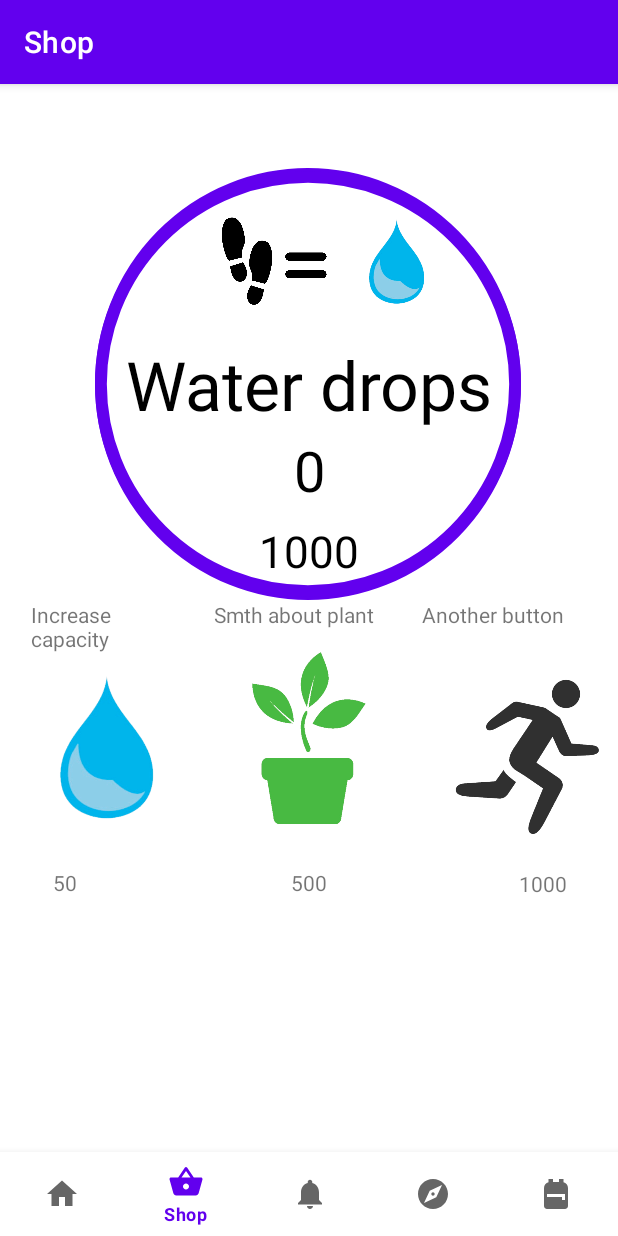
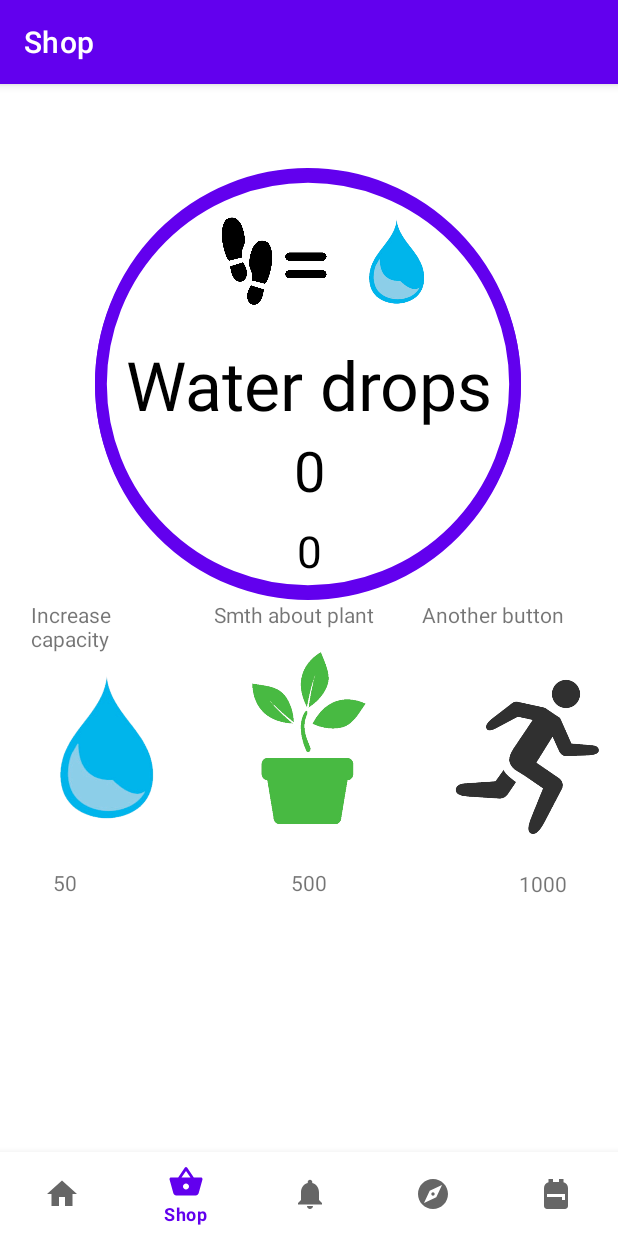
Before and after one commit to BOLCZAK/Run-a-plant, an Android app: the screen it shows after launch (MainActivity), item 2 of the bottom bar chosen, on a phone screen of 412 x 824 dp. Run offline under Robolectric (Android 15) with nearby library versions, the phone set to English and light mode, and no system bars; our stand-ins replace navigation-ui.

Commit message:
small fix

```diff
--- a/app/src/main/java/com/example/fitpot/MainActivity.java
+++ b/app/src/main/java/com/example/fitpot/MainActivity.java
@@ -25,18 +25,18 @@ public class MainActivity extends AppCompatActivity {
     private double MagnitudePrevious = 0;
     private Integer stepCount = 0;
     private int water_tank = 1000;
+    private SharedPreferences mPreferences;
+    //private String sharedPrefFile = "com.example.android.hellosharedprefs";
 
     @Override
     protected void onCreate(Bundle savedInstanceState) {
         super.onCreate(savedInstanceState);
         gyroscope = new Gyroscope(this);
         accelerometer = new Accelerometer(this);
+        mPreferences = getSharedPreferences(getString(R.string.shared_pref_file), MODE_PRIVATE);
         getFromShared();
-        if(water_tank < 1000)
-        {
-            water_tank = 1000;
-            addToShared(getString(R.string.key_water_tank), water_tank);
-        }
+        //water_tank = 1000;
+
         gyroscope.setListener(new Gyroscope.Listener() {
 
             @Override
@@ -50,6 +50,7 @@ public class MainActivity extends AppCompatActivity {
                     getWindow().getDecorView().setBackgroundColor(Color.YELLOW);
                 }
                             */
+
             }
 
 
@@ -61,10 +62,11 @@ public class MainActivity extends AppCompatActivity {
                 double Magnitude = Math.sqrt(tx*tx + ty*ty + tz*tz);
                 double MagnitudeDelta = Magnitude - MagnitudePrevious;
                 MagnitudePrevious = Magnitude;
-                if (MagnitudeDelta > 1){
+                if (MagnitudeDelta > 1 && stepCount < water_tank){
                     stepCount++;
                 }
-                addToShared(getString(R.string.key_step_count), stepCount);
+                addToShared();
+
             }
         });
 
@@ -87,6 +89,8 @@ public class MainActivity extends AppCompatActivity {
     protected void onResume(){
         super.onResume();
         gyroscope.register();
+        accelerometer.register();
+
     }
 
     @Override
@@ -96,18 +100,17 @@ public class MainActivity extends AppCompatActivity {
         accelerometer.unregister();
     }
 
-    void addToShared(String s, int i){
-        SharedPreferences sharedPreferences = this.getPreferences(Context.MODE_PRIVATE);
-        SharedPreferences.Editor editor = sharedPreferences.edit();
+    void addToShared(){
+        SharedPreferences.Editor editor = mPreferences.edit();
         editor.clear();
-        editor.putInt(s, i);
+        editor.putInt(getString(R.string.key_step_count), stepCount);
+        editor.putInt(getString(R.string.key_water_tank), water_tank);
         editor.apply();
     }
 
     void getFromShared(){
-        SharedPreferences sharedPreferences = this.getPreferences(Context.MODE_PRIVATE);
-        stepCount = sharedPreferences.getInt(getString(R.string.key_step_count), 0);
-        water_tank = sharedPreferences.getInt(getString(R.string.key_water_tank), 0);
+        stepCount = mPreferences.getInt(getString(R.string.key_step_count), 0);
+        water_tank = mPreferences.getInt(getString(R.string.key_water_tank), 1000);
     }
 
     public void showToast(String message){
@@ -115,23 +118,28 @@ public class MainActivity extends AppCompatActivity {
                 Toast.LENGTH_SHORT).show();
     }
 
-    public void buyFromShop(String message, int amount){
+    public boolean buyFromShop(String message, int amount){
         getFromShared();
         if(stepCount > amount){
             stepCount -= amount;
-            addToShared(getString(R.string.key_step_count), stepCount);
+            addToShared();
             showToast(message);
+            return true;
         }
         else
         {
             showToast(getString(R.string.no_money));
+            return false;
         }
     }
 
     public void buyWaterUpgrade(View view){
-        buyFromShop(getString(R.string.purchase_1), 50);
-        water_tank += 500;
-        addToShared(getString(R.string.key_water_tank), water_tank);
+        if(buyFromShop(getString(R.string.purchase_1), 50))
+        {
+            water_tank += 500;
+        }
+        addToShared();
+        showToast(String.valueOf(water_tank));
     }
 
     public void buyPlantUpgrade(View view){
--- a/app/src/main/java/com/example/fitpot/ui/home/HomeFragment.java
+++ b/app/src/main/java/com/example/fitpot/ui/home/HomeFragment.java
@@ -26,6 +26,7 @@ public class HomeFragment extends Fragment {
     private FragmentHomeBinding binding;
     private TextView textView;
     private SharedPreferences.OnSharedPreferenceChangeListener sharedPreferenceChangeListener;
+    private SharedPreferences mPreferences;
 
     public View onCreateView(@NonNull LayoutInflater inflater,
                              ViewGroup container, Bundle savedInstanceState) {
@@ -34,6 +35,7 @@ public class HomeFragment extends Fragment {
 
         binding = FragmentHomeBinding.inflate(inflater, container, false);
         View root = binding.getRoot();
+        mPreferences = getActivity().getSharedPreferences(getString(R.string.shared_pref_file), MODE_PRIVATE);
 
         textView = binding.textView;
 
@@ -59,8 +61,7 @@ public class HomeFragment extends Fragment {
     }
 
     int getFromShared(){
-        SharedPreferences sharedPreferences = getActivity().getPreferences(Context.MODE_PRIVATE);
-        return sharedPreferences.getInt("stepCount", 0);
+        return mPreferences.getInt("stepCount", 0);
     }
 
     public void onViewCreated(@NonNull View view, Bundle savedInstanceState) {
@@ -105,14 +106,12 @@ public class HomeFragment extends Fragment {
 
     public void registerPrefListener(SharedPreferences.OnSharedPreferenceChangeListener listener)
     {
-        SharedPreferences preferences = getActivity().getPreferences(MODE_PRIVATE);
-        preferences.registerOnSharedPreferenceChangeListener(listener);
+        mPreferences.registerOnSharedPreferenceChangeListener(listener);
     }
 
     public void unregisterPrefListener(SharedPreferences.OnSharedPreferenceChangeListener listener)
     {
-        SharedPreferences preferences = getActivity().getPreferences(MODE_PRIVATE);
-        preferences.unregisterOnSharedPreferenceChangeListener(listener);
+        mPreferences.unregisterOnSharedPreferenceChangeListener(listener);
     }
 
 }
--- a/app/src/main/java/com/example/fitpot/ui/shop/ShopFragment.java
+++ b/app/src/main/java/com/example/fitpot/ui/shop/ShopFragment.java
@@ -33,6 +33,7 @@ public class ShopFragment extends Fragment {
     private TextView water_max;
     private SharedPreferences.OnSharedPreferenceChangeListener sharedPreferenceChangeListener;
     ImageView img;
+    private SharedPreferences mPreferences;
 
     public View onCreateView(@NonNull LayoutInflater inflater,
                              ViewGroup container, Bundle savedInstanceState) {
@@ -40,6 +41,7 @@ public class ShopFragment extends Fragment {
                 new ViewModelProvider(this).get(ShopViewModel.class);
         binding = FragmentShopBinding.inflate(inflater, container, false);
         View root = binding.getRoot();
+        mPreferences = getActivity().getSharedPreferences(getString(R.string.shared_pref_file), MODE_PRIVATE);
         //final TextView textView = binding.textShop;
         textView = binding.tvStepsTaken;
         water_max = binding.tvWaterMax;
@@ -56,7 +58,7 @@ public class ShopFragment extends Fragment {
                     textView.setText(String.valueOf(stepCount));
                     water_max.setText(String.valueOf(water_tank));
                     float prc = (float) stepCount / (float) water_tank;
-                    prc *= 100;
+                    prc *= 10;
                     prc *= 1000;
                     clipDrawable.setLevel((int)prc);
                 }
@@ -97,8 +99,7 @@ public class ShopFragment extends Fragment {
     }
 
     int getFromShared(String s){
-        SharedPreferences sharedPreferences = getActivity().getPreferences(Context.MODE_PRIVATE);
-        return sharedPreferences.getInt(s, 0);
+        return mPreferences.getInt(s, 0);
     }
 
     @Override
@@ -109,14 +110,12 @@ public class ShopFragment extends Fragment {
 
     public void registerPrefListener(SharedPreferences.OnSharedPreferenceChangeListener listener)
     {
-        SharedPreferences preferences = getActivity().getPreferences(MODE_PRIVATE);
-        preferences.registerOnSharedPreferenceChangeListener(listener);
+        mPreferences.registerOnSharedPreferenceChangeListener(listener);
     }
 
     public void unregisterPrefListener(SharedPreferences.OnSharedPreferenceChangeListener listener)
     {
-        SharedPreferences preferences = getActivity().getPreferences(MODE_PRIVATE);
-        preferences.unregisterOnSharedPreferenceChangeListener(listener);
+        mPreferences.unregisterOnSharedPreferenceChangeListener(listener);
     }
 
 }
--- a/app/src/main/res/values/strings.xml
+++ b/app/src/main/res/values/strings.xml
@@ -23,4 +23,5 @@
     <string name="key_step_count">stepCount</string>
     <string name="home_textview_text">water drops</string>
     <string name="key_water_tank">water_tank</string>
+    <string name="shared_pref_file">com.example.android.hellosharedprefs</string>
 </resources>
```
